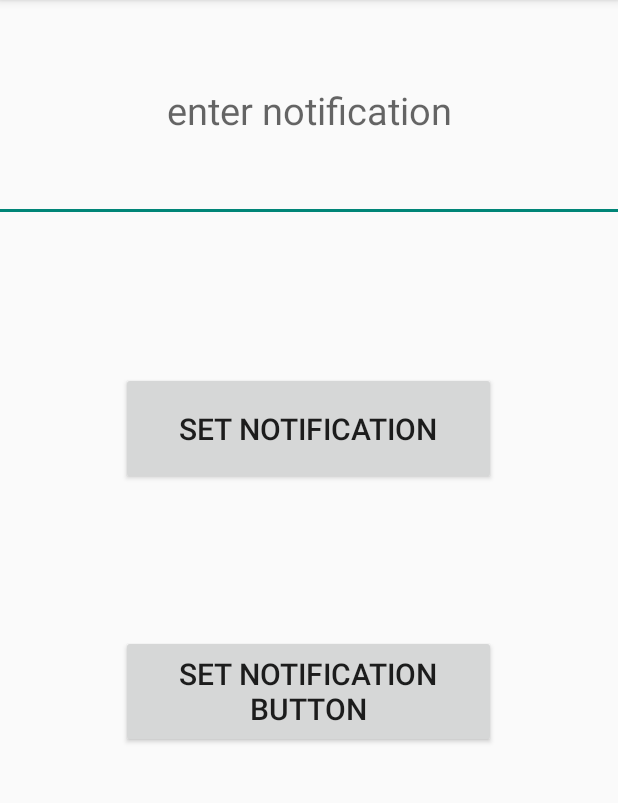
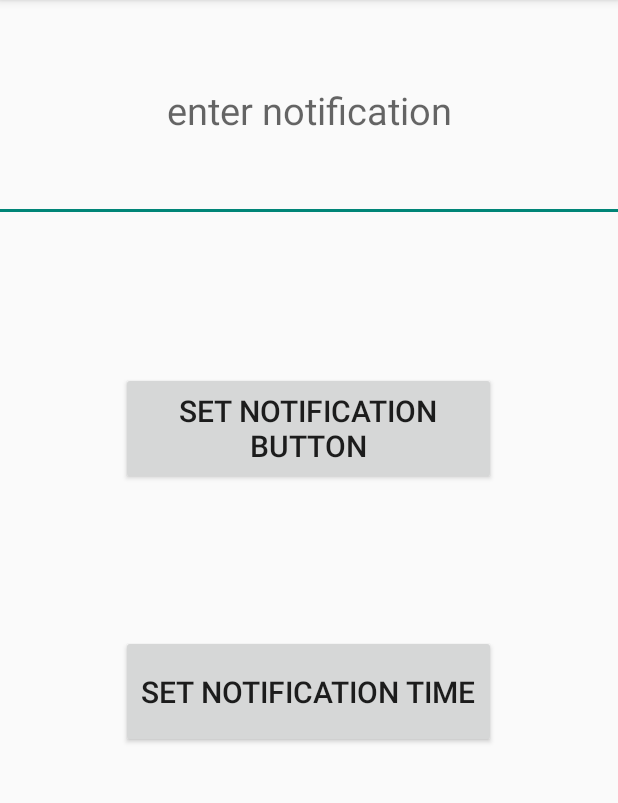
Before and after one commit to zeevTs/AlphaVe, an Android app: the Notification screen opened directly, with no data from a screen before it, on a phone screen of 412 x 824 dp, the part 84-887 px from its top. Run offline under Robolectric (Android 15) with nearby library versions, the phone set to English and light mode, and no system bars.

```diff
--- a/app/src/main/res/layout/activity_notification.xml
+++ b/app/src/main/res/layout/activity_notification.xml
@@ -16,19 +16,6 @@
         android:hint="enter notification"
         android:textSize="25dp" />
 
-    <Space
-        android:layout_width="match_parent"
-        android:layout_height="100dp"
-         />
-
-    <Button
-        android:id="@+id/btnNot"
-        android:layout_width="250dp"
-        android:layout_height="75dp"
-        android:layout_gravity="center"
-        android:onClick="notification"
-        android:textSize="20dp"
-        android:text="set notification" />
 
     <Space
         android:layout_width="match_parent"
@@ -41,4 +28,16 @@
         android:layout_gravity="center"
         android:onClick="notificationBtn"
         android:text="set notification button" />
+    <Space
+        android:layout_width="match_parent"
+        android:layout_height="100dp"
+        />
+
+    <Button
+        android:layout_width="250dp"
+        android:layout_height="75dp"
+        android:textSize="20dp"
+        android:layout_gravity="center"
+        android:onClick="notificationTime"
+        android:text="set notification Time" />
 </LinearLayout>
```
Also changed, not shown: app/src/main/AndroidManifest.xml (+7 -1 lines), app/src/main/java/com/example/alphave/AlarmReceiver.java (added, +16 -0 lines), app/src/main/java/com/example/alphave/Notification.java (+72 -13 lines).
